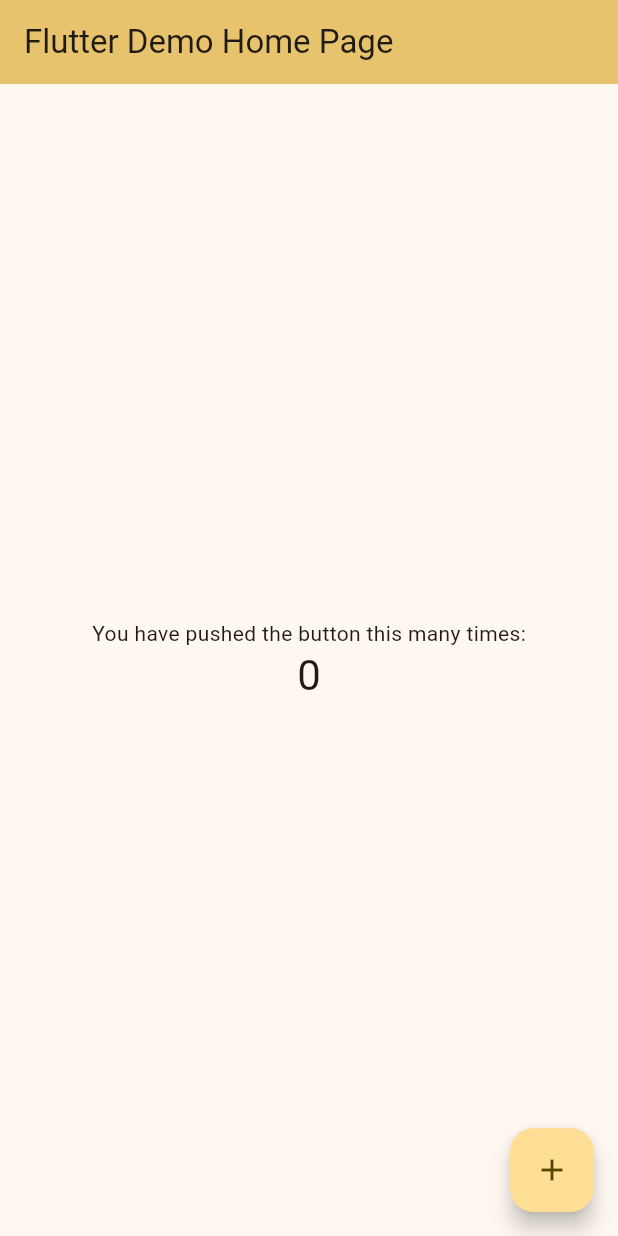
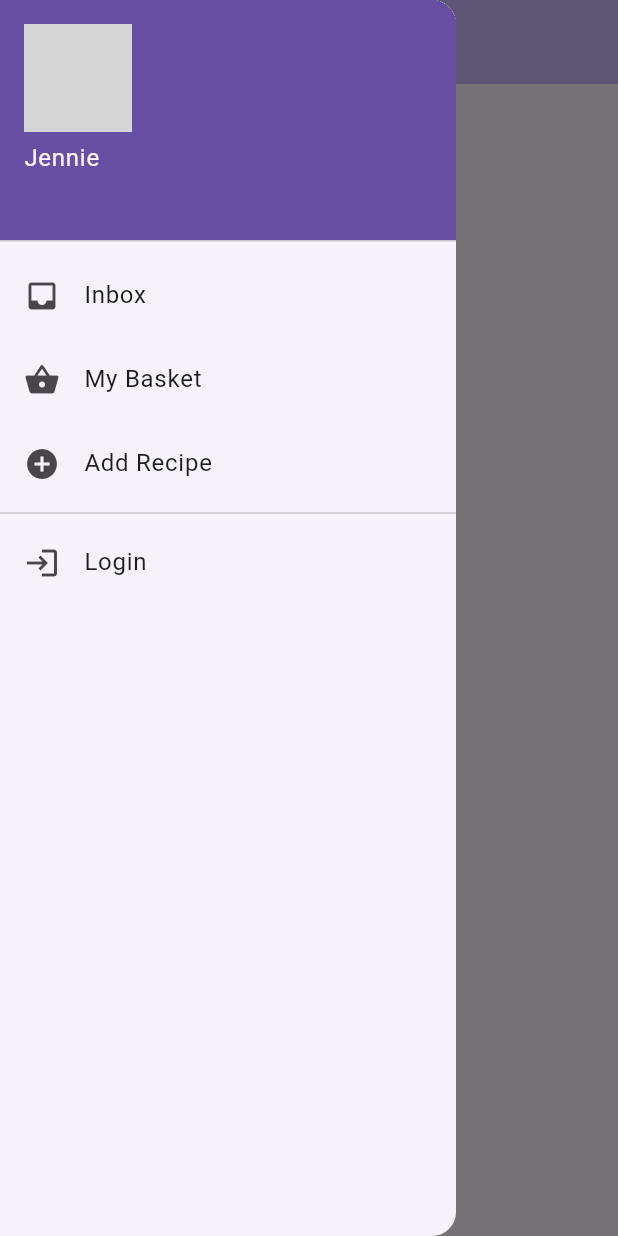
Before and after one commit to stevennchristopher/FinalProjectET, a Flutter app: the MyHomePage screen opened directly, with the side drawer open (before the commit the screen has no drawer), on a phone screen of 412 x 824 dp. Run offline on Flutter 3.47's test engine with Material 3 defaults, Android fonts, the phone set to English and light mode, and no system bars; our stand-ins replace shared_preferences; accounts and stored records are empty; network calls fail; grey boxes are pictures that could not be loaded.

Commit message:
login.dart to main.dart

```diff
--- a/adopsian_project_uas/lib/main.dart
+++ b/adopsian_project_uas/lib/main.dart
@@ -1,8 +1,34 @@
+import 'package:adopsian_project_uas/screen/Login.dart';
 import 'package:adopsian_project_uas/screen/browse.dart';
 import 'package:flutter/material.dart';
+import 'package:shared_preferences/shared_preferences.dart';
+
+String active_user = "";
+
+void doLogout() async {
+  //later, we use web service here to check the user id and password
+  final prefs = await SharedPreferences.getInstance();
+  active_user = "";
+  prefs.remove("user_id");
+  main();
+}
+
+Future<String> checkUser() async {
+  final prefs = await SharedPreferences.getInstance();
+  String user_id = prefs.getString("user_id") ?? '';
+  return user_id;
+}
 
 void main() {
-  runApp(const MyApp());
+  WidgetsFlutterBinding.ensureInitialized();
+  checkUser().then((String result) {
+    if (result == '')
+      runApp(MyLogin());
+    else {
+      active_user = result;
+      runApp(MyApp());
+    }
+  });
 }
 
 class MyApp extends StatelessWidget {
@@ -12,30 +38,17 @@
   @override
   Widget build(BuildContext context) {
     return MaterialApp(
-      title: 'Flutter Demo',
+      title: 'ADOPTIAN',
       theme: ThemeData(
-        // This is the theme of your application.
-        //
-        // TRY THIS: Try running your application with "flutter run". You'll see
-        // the application has a purple toolbar. Then, without quitting the app,
-        // try changing the seedColor in the colorScheme below to Colors.green
-        // and then invoke "hot reload" (save your changes or press the "hot
-        // reload" button in a Flutter-supported IDE, or press "r" if you used
-        // the command line to start the app).
-        //
-        // Notice that the counter didn't reset back to zero; the application
-        // state is not lost during the reload. To reset the state, use hot
-        // restart instead.
-        //
-        // This works for code too, not just values: Most code changes can be
-        // tested with just a hot reload.
-        colorScheme: ColorScheme.fromSeed(seedColor: Color.fromARGB(255, 255, 234, 190)),
+        colorScheme:
+            ColorScheme.fromSeed(seedColor: Color.fromARGB(255, 142, 203, 232)),
         useMaterial3: true,
       ),
-      home: const MyHomePage(title: 'Flutter Demo Home Page'),
-       routes: {
+      home: const MyHomePage(title: 'Home Page'),
+      routes: {
         'main': (context) => MyApp(),
         'browse': (context) => Browse(),
+        'login': (context) => Login(),
         // 'propose': (context) => Propose()
       },
     );
@@ -45,15 +58,6 @@
 class MyHomePage extends StatefulWidget {
   const MyHomePage({super.key, required this.title});
 
-  // This widget is the home page of your application. It is stateful, meaning
-  // that it has a State object (defined below) that contains fields that affect
-  // how it looks.
-
-  // This class is the configuration for the state. It holds the values (in this
-  // case the title) provided by the parent (in this case the App widget) and
-  // used by the build method of the State. Fields in a Widget subclass are
-  // always marked "final".
-
   final String title;
 
   @override
@@ -61,71 +65,89 @@
 }
 
 class _MyHomePageState extends State<MyHomePage> {
-  int _counter = 0;
-
-  void _incrementCounter() {
-    setState(() {
-      // This call to setState tells the Flutter framework that something has
-      // changed in this State, which causes it to rerun the build method below
-      // so that the display can reflect the updated values. If we changed
-      // _counter without calling setState(), then the build method would not be
-      // called again, and so nothing would appear to happen.
-      _counter++;
-    });
+  @override
+  Widget build(BuildContext context) {
+    return Scaffold(
+      appBar: AppBar(
+        backgroundColor: Theme.of(context).colorScheme.inversePrimary,
+        title: Text("HOME"),
+      ),
+      // floatingActionButton: myFAB(),
+      // bottomNavigationBar: MyBNB(),
+      drawer:
+          myDrawer(), // This trailing comma makes auto-formatting nicer for build methods.
+    );
   }
 
-  @override
-  Widget build(BuildContext context) {
-    // This method is rerun every time setState is called, for instance as done
-    // by the _incrementCounter method above.
-    //
-    // The Flutter framework has been optimized to make rerunning build methods
-    // fast, so that you can just rebuild anything that needs updating rather
-    // than having to individually change instances of widgets.
-    return Scaffold(
-      appBar: AppBar(
-        // TRY THIS: Try changing the color here to a specific color (to
-        // Colors.amber, perhaps?) and trigger a hot reload to see the AppBar
-        // change color while the other colors stay the same.
-        backgroundColor: Theme.of(context).colorScheme.inversePrimary,
-        // Here we take the value from the MyHomePage object that was created by
-        // the App.build method, and use it to set our appbar title.
-        title: Text(widget.title),
+  // FloatingActionButton myFAB() {
+  //   return FloatingActionButton(
+  //     onPressed:
+  //     tooltip:
+  //     child: const Icon(Icons.add),
+  //   );
+  // }
+
+  // BottomNavigationBar MyBNB() {
+  //   return BottomNavigationBar(
+  //       currentIndex: _currentIndex,
+  //       onTap: (int index){
+  //         setState(() {
+  //           _currentIndex = index;
+  //         });
+  //       },
+  //       fixedColor: const Color.fromARGB(255, 0, 125, 150),
+  //       items: [
+  //         BottomNavigationBarItem(
+  //           label: "Home",
+  //           icon: Icon(Icons.home),
+  //         ),
+  //         BottomNavigationBarItem(
+  //           label: "Search",
+  //           icon: Icon(Icons.search),
+  //         ),
+  //         BottomNavigationBarItem(
+  //           label: "History",
+  //           icon: Icon(Icons.history),
+  //         ),
+  //       ]);
+  // }
+
+  Drawer myDrawer() {
+    return Drawer(
+      elevation: 16.0,
+      child: ListView(
+        children: <Widget>[
+          UserAccountsDrawerHeader(
+              accountName: Text("Jennie"),
+              accountEmail: Text(active_user),
+              currentAccountPicture: CircleAvatar(
+                  backgroundImage: NetworkImage("https://i.pravatar.cc/150"))),
+          ListTile(
+            title: new Text("Inbox"),
+            leading: new Icon(Icons.inbox),
+          ),
+          ListTile(
+            title: new Text("My Basket "),
+            leading: new Icon(Icons.shopping_basket),
+            onTap: (){
+              Navigator.popAndPushNamed(context, 'myBasket');
+            }
+          ),
+          ListTile(
+            title: const Text("Add Recipe"),
+            leading: const Icon(Icons.add_circle),
+            onTap: (){
+              Navigator.popAndPushNamed(context, 'addRecipe');
+            }),
+            Divider(height: 10),
+            ListTile(
+            title: new Text(active_user != "" ? "Logout" : "Login"),
+            leading: new Icon(Icons.login),
+            onTap: (){
+              active_user != "" ? doLogout() : Navigator.popAndPushNamed(context, 'login');
+            })
+        ],
       ),
-      body: Center(
-        // Center is a layout widget. It takes a single child and positions it
-        // in the middle of the parent.
-        child: Column(
-          // Column is also a layout widget. It takes a list of children and
-          // arranges them vertically. By default, it sizes itself to fit its
-          // children horizontally, and tries to be as tall as its parent.
-          //
-          // Column has various properties to control how it sizes itself and
-          // how it positions its children. Here we use mainAxisAlignment to
-          // center the children vertically; the main axis here is the vertical
-          // axis because Columns are vertical (the cross axis would be
-          // horizontal).
-          //
-          // TRY THIS: Invoke "debug painting" (choose the "Toggle Debug Paint"
-          // action in the IDE, or press "p" in the console), to see the
-          // wireframe for each widget.
-          mainAxisAlignment: MainAxisAlignment.center,
-          children: <Widget>[
-            const Text(
-              'You have pushed the button this many times:',
-            ),
-            Text(
-              '$_counter',
-              style: Theme.of(context).textTheme.headlineMedium,
-            ),
-          ],
-        ),
-      ),
-      floatingActionButton: FloatingActionButton(
-        onPressed: _incrementCounter,
-        tooltip: 'Increment',
-        child: const Icon(Icons.add),
-      ), // This trailing comma makes auto-formatting nicer for build methods.
     );
   }
 }
```
Also changed, not shown: adopsian_project_uas/lib/screen/Login.dart (+6 -11 lines).
